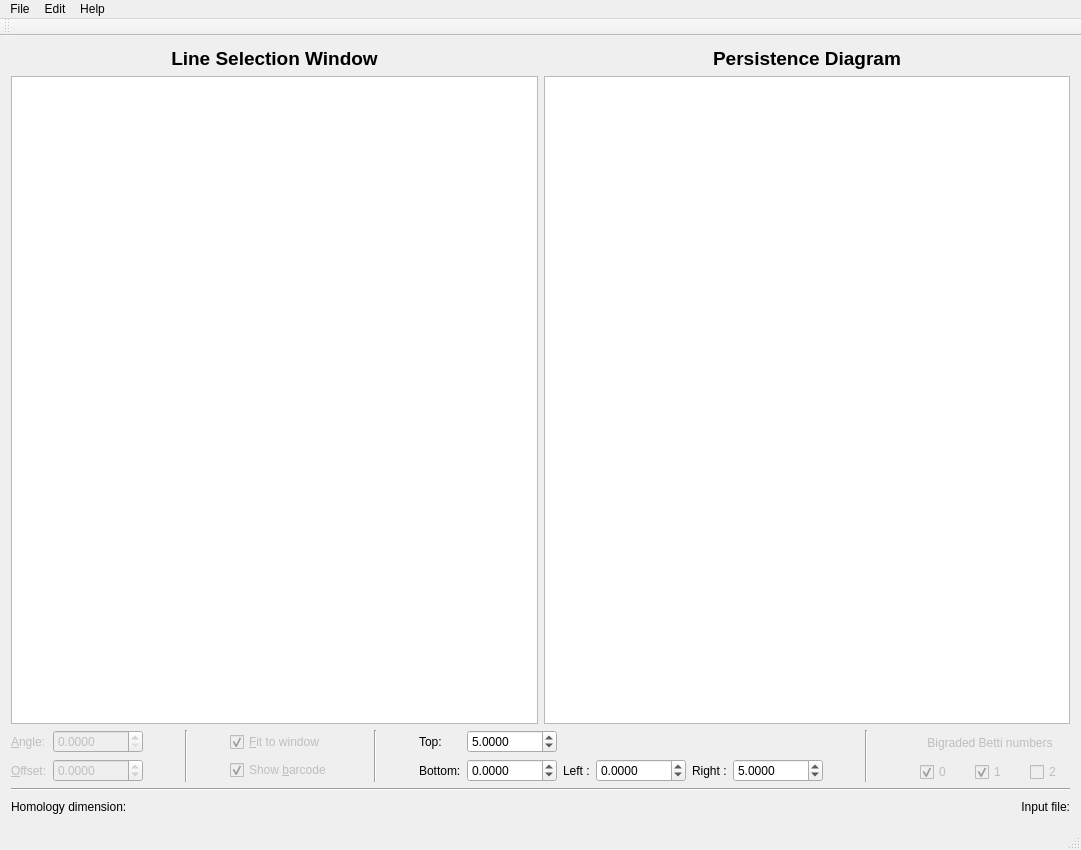
Before: the Qt Designer form visualizationwindow.ui in rivetTDA/rivet, drawn with Qt 5.
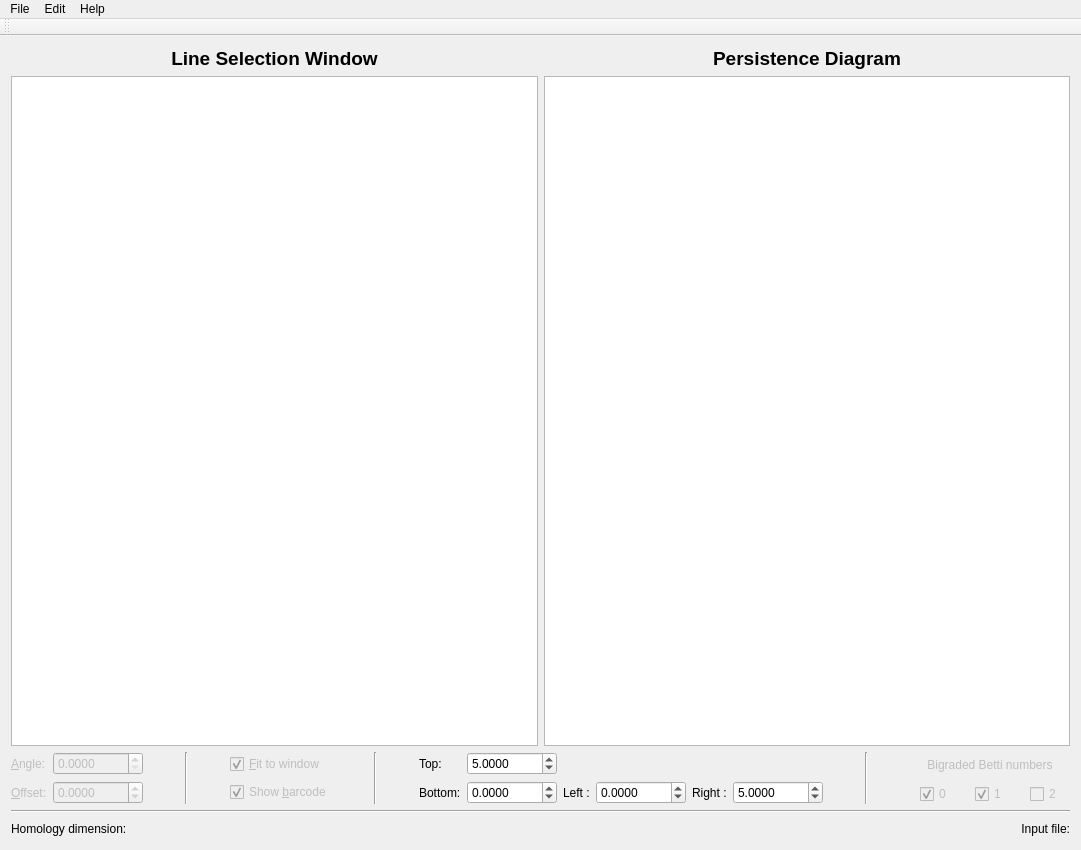
After: the same form once the commit is applied.

Commit message: removed status bar from VisualizationWindow

```diff
--- a/visualizationwindow.ui
+++ b/visualizationwindow.ui
@@ -752,11 +752,6 @@
     <bool>false</bool>
    </attribute>
   </widget>
-  <widget class="QStatusBar" name="statusBar">
-   <property name="enabled">
-    <bool>true</bool>
-   </property>
-  </widget>
   <action name="actionOpen">
    <property name="enabled">
     <bool>true</bool>
```
The commit also changes 1 other file.
